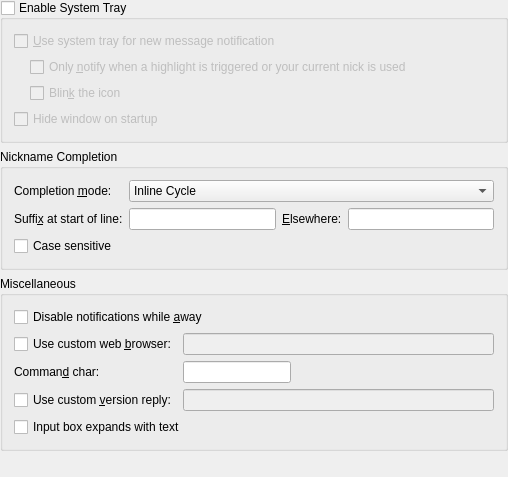
Before: the Qt Designer form src/config/generalbehavior_configui.ui in KDE/konversation, drawn with Qt 5.
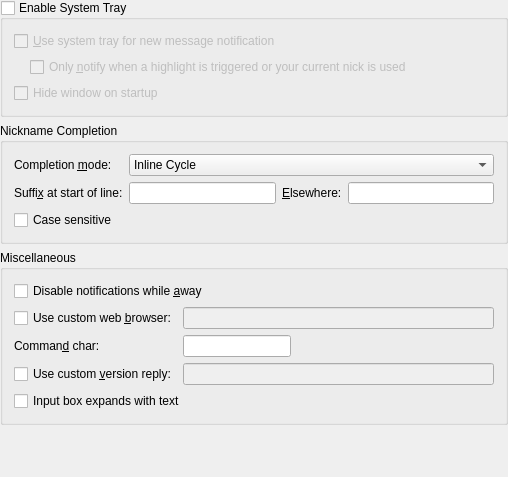
After: the same form once the commit is applied. Custom widgets are drawn as their Qt base class.

Commit message: Throw out support for the pre-4.4 tray icon API.

Diff of the .ui file:
```diff
--- a/src/config/generalbehavior_configui.ui
+++ b/src/config/generalbehavior_configui.ui
@@ -69,35 +69,8 @@
        </layout>
       </item>
       <item>
-       <layout class="QHBoxLayout" name="horizontalLayout_2" >
-        <item>
-         <spacer name="spacer51_2" >
-          <property name="orientation" >
-           <enum>Qt::Horizontal</enum>
-          </property>
-          <property name="sizeType" >
-           <enum>QSizePolicy::Fixed</enum>
-          </property>
-          <property name="sizeHint" stdset="0" >
-           <size>
-            <width>16</width>
-            <height>20</height>
-           </size>
-          </property>
-         </spacer>
-        </item>
-        <item>
-         <widget class="QCheckBox" name="kcfg_TrayNotifyBlink" >
-          <property name="text" >
-           <string>Blin&amp;k the icon</string>
-          </property>
-         </widget>
-        </item>
-       </layout>
-      </item>
-      <item>
-       <widget class="QCheckBox" name="kcfg_HideToTrayOnStartup" >
-        <property name="text" >
+       <widget class="QCheckBox" name="kcfg_HideToTrayOnStartup">
+        <property name="text">
          <string>Hide window on startup</string>
         </property>
        </widget>
@@ -286,19 +259,19 @@
    </item>
   </layout>
  </widget>
- <layoutdefault spacing="6" margin="11" />
- <layoutfunction spacing="KDialog::spacingHint" margin="KDialog::marginHint" />
+ <layoutdefault spacing="6" margin="11"/>
+ <layoutfunction spacing="KDialog::spacingHint" margin="KDialog::marginHint"/>
  <customwidgets>
-  <customwidget>
-   <class>KComboBox</class>
-   <extends>QComboBox</extends>
-   <header>kcombobox.h</header>
-  </customwidget>
   <customwidget>
    <class>KLineEdit</class>
    <extends>QLineEdit</extends>
    <header>klineedit.h</header>
   </customwidget>
+  <customwidget>
+   <class>KComboBox</class>
+   <extends>QComboBox</extends>
+   <header>kcombobox.h</header>
+  </customwidget>
  </customwidgets>
  <tabstops>
   <tabstop>kcfg_ShowTrayIcon</tabstop>
```
Left out of the diff: 200 changed lines with no effect on the pictures. The commit also changes 9 other files.
